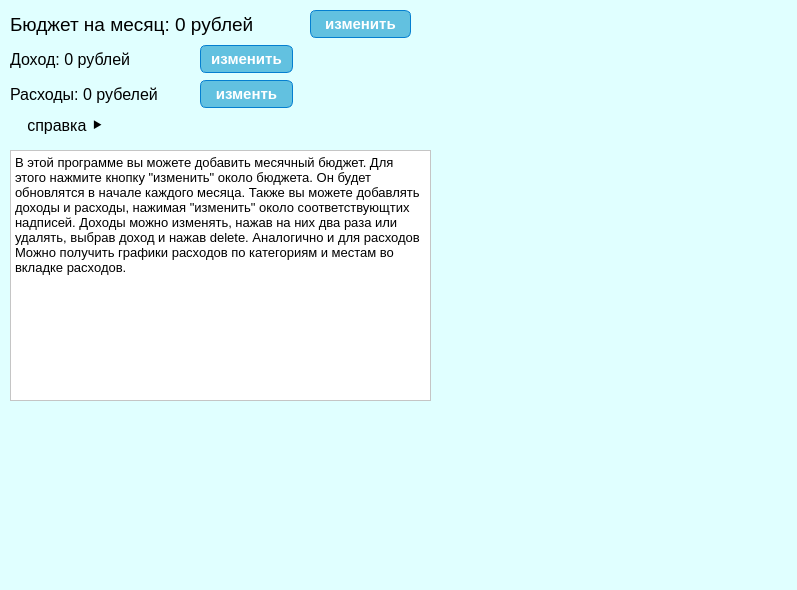
This is finances.ui in goosescout/finances as Qt 5 draws it before an edit. The edited form follows.
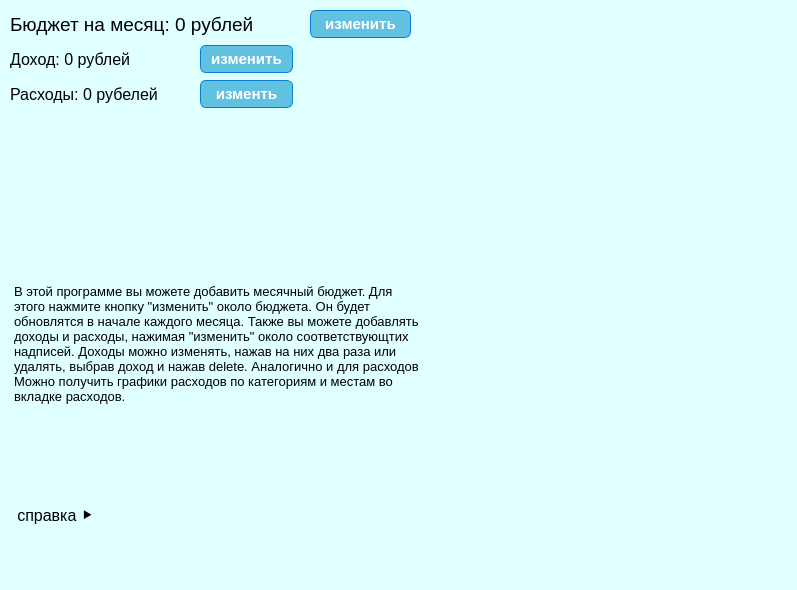
This is the edited form. The open tabs and pages were chosen to show the change.

Diff of the .ui file:
```diff
--- a/finances.ui
+++ b/finances.ui
@@ -201,8 +201,8 @@
      <widget class="QPushButton" name="help">
       <property name="geometry">
        <rect>
-        <x>10</x>
-        <y>110</y>
+        <x>0</x>
+        <y>500</y>
         <width>111</width>
         <height>31</height>
        </rect>
@@ -241,9 +241,9 @@
       <property name="geometry">
        <rect>
         <x>10</x>
-        <y>150</y>
+        <y>280</y>
         <width>421</width>
-        <height>251</height>
+        <height>221</height>
        </rect>
       </property>
       <property name="font">
@@ -252,7 +252,13 @@
        </font>
       </property>
       <property name="styleSheet">
-       <string notr="true">background-color: #FFFFFF;</string>
+       <string notr="true"/>
+      </property>
+      <property name="frameShape">
+       <enum>QFrame::NoFrame</enum>
+      </property>
+      <property name="lineWidth">
+       <number>0</number>
       </property>
       <property name="readOnly">
        <bool>true</bool>
```
Left out of the diff: 2 changed lines with no effect on the pictures.
